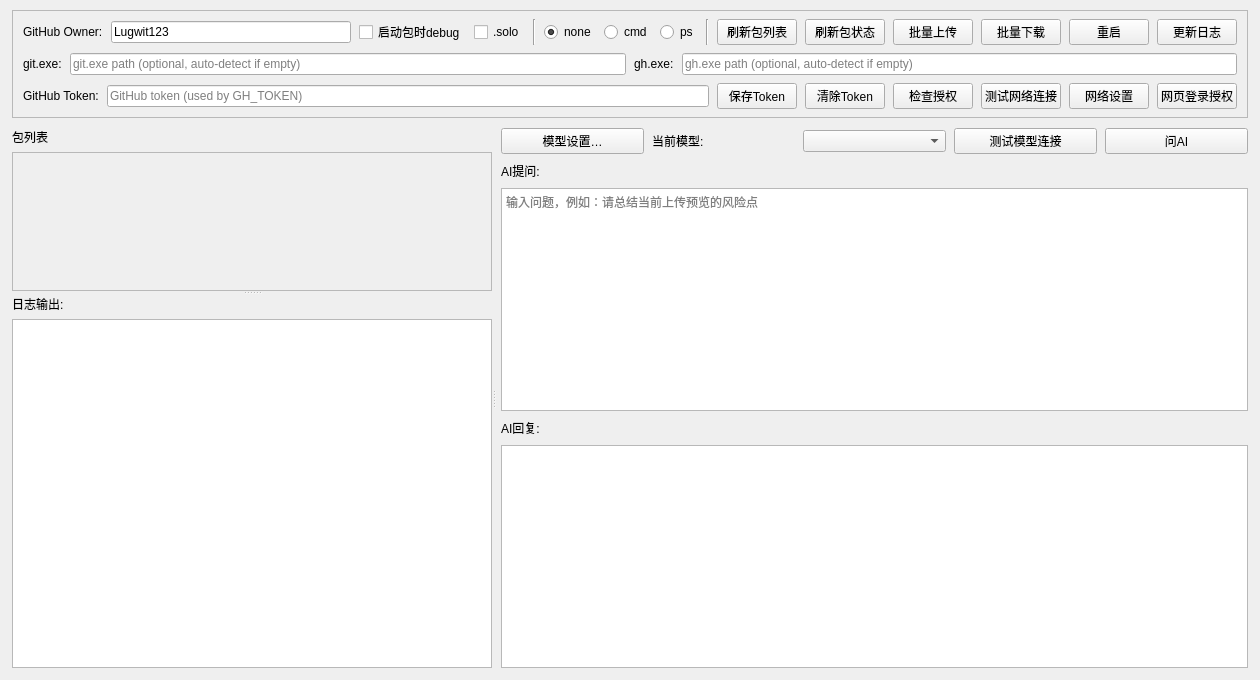
Qt form 999.0/src/l_repo_sync_gui/resources/main_window.ui (Lugwit123/l_repo_sync_gui) before a commit.
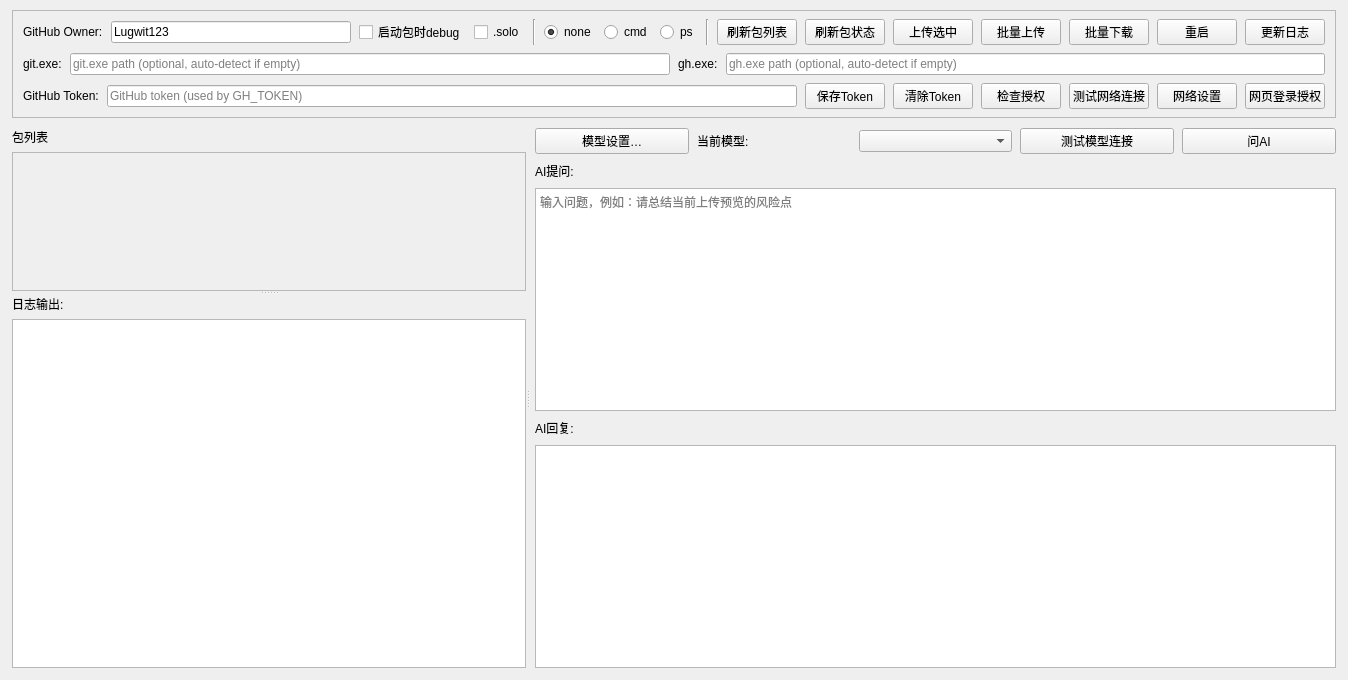
The same form after that commit.

Commit message:
Update l_repo_sync_gui: Refactor main.py and update UI layout
Refactor main.py and update UI layout for better user experience.

What changed in the file:
```diff
--- a/999.0/src/l_repo_sync_gui/resources/main_window.ui
+++ b/999.0/src/l_repo_sync_gui/resources/main_window.ui
@@ -159,6 +159,16 @@
           </property>
          </widget>
         </item>
+        <item>
+         <widget class="QPushButton" name="btn_upload_selected">
+          <property name="toolTip">
+           <string>上传左侧列表中已勾选的包（逐个弹出确认框）</string>
+          </property>
+          <property name="text">
+           <string>上传选中</string>
+          </property>
+         </widget>
+        </item>
         <item>
          <widget class="QPushButton" name="btn_upload_all">
           <property name="text">
```
The commit also changes 1 other file.
